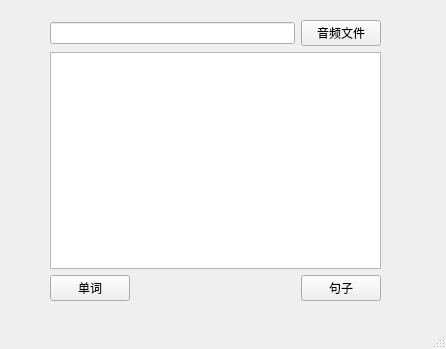
This is OnlineTranslation/mainwindow.ui in yuuki2022/Translation as Qt 5 draws it before an edit. The edited form follows.
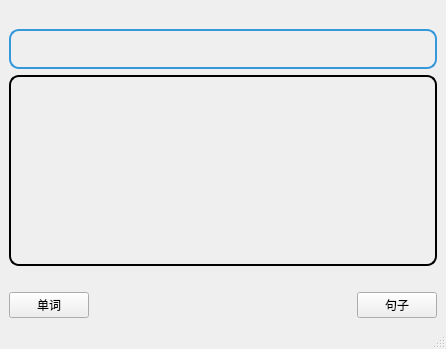
This is the edited form.

```diff
--- a/OnlineTranslation/mainwindow.ui
+++ b/OnlineTranslation/mainwindow.ui
@@ -14,15 +14,8 @@
    <string>MainWindow</string>
   </property>
   <widget class="QWidget" name="centralwidget">
-   <widget class="QWidget" name="layoutWidget">
-    <property name="geometry">
-     <rect>
-      <x>50</x>
-      <y>0</y>
-      <width>331</width>
-      <height>301</height>
-     </rect>
-    </property>
+   <layout class="QGridLayout" name="gridLayout">
+    <item row="0" column="0">
     <layout class="QVBoxLayout" name="verticalLayout_2">
      <item>
       <layout class="QVBoxLayout" name="verticalLayout">
@@ -42,22 +35,62 @@
        <item>
         <layout class="QHBoxLayout" name="horizontalLayout">
          <item>
-          <widget class="QLineEdit" name="lineEdit"/>
-         </item>
-         <item>
-          <widget class="QPushButton" name="sound">
-           <property name="text">
-            <string>音频文件</string>
+           <widget class="QLineEdit" name="lineEdit">
+            <property name="styleSheet">
+             <string notr="true">QLineEdit {
+    border: 2px solid #3498db;
+    border-radius: 10px;
+    padding: 10px;
+    background-color: transparent;
+    color: #3498db;
+    selection-background-color: #3498db;
+    selection-color: #ffffff;
+}
+
+QLineEdit:hover {
+    border: 2px solid #2980b9;
+    background: qlineargradient(x1: 0, y1: 0, x2: 0, y2: 1, stop: 0 #3498db, stop: 1 rgba(52, 152, 219, 100));
+}
+
+QLineEdit:focus {
+    border: 2px solid #1f5a99;
+    background-color: transparent;
+}</string>
            </property>
           </widget>
          </item>
         </layout>
        </item>
        <item>
-        <widget class="QTextEdit" name="textEdit"/>
+         <widget class="QTextEdit" name="textEdit">
+          <property name="styleSheet">
+           <string notr="true">QTextEdit {
+    border: 2px solid;
+    border-radius: 10px;
+    padding: 10px;
+    background-color: transparent;
+    color: #000000;
+    selection-background-color: #3498db;
+    selection-color: #ffffff;
+}</string>
+          </property>
+         </widget>
        </item>
       </layout>
      </item>
+      <item>
+       <spacer name="horizontalSpacer_3">
+        <property name="orientation">
+         <enum>Qt::Horizontal</enum>
+        </property>
+        <property name="sizeHint" stdset="0">
+         <size>
+          <width>40</width>
+          <height>20</height>
+         </size>
+        </property>
+       </spacer>
+      </item>
      <item>
       <layout class="QHBoxLayout" name="horizontalLayout_2">
        <item>
@@ -90,7 +123,8 @@
       </layout>
      </item>
     </layout>
-   </widget>
+    </item>
+   </layout>
   </widget>
   <widget class="QMenuBar" name="menubar">
    <property name="geometry">
```
Lines whose indentation alone changed are shown as unchanged.
